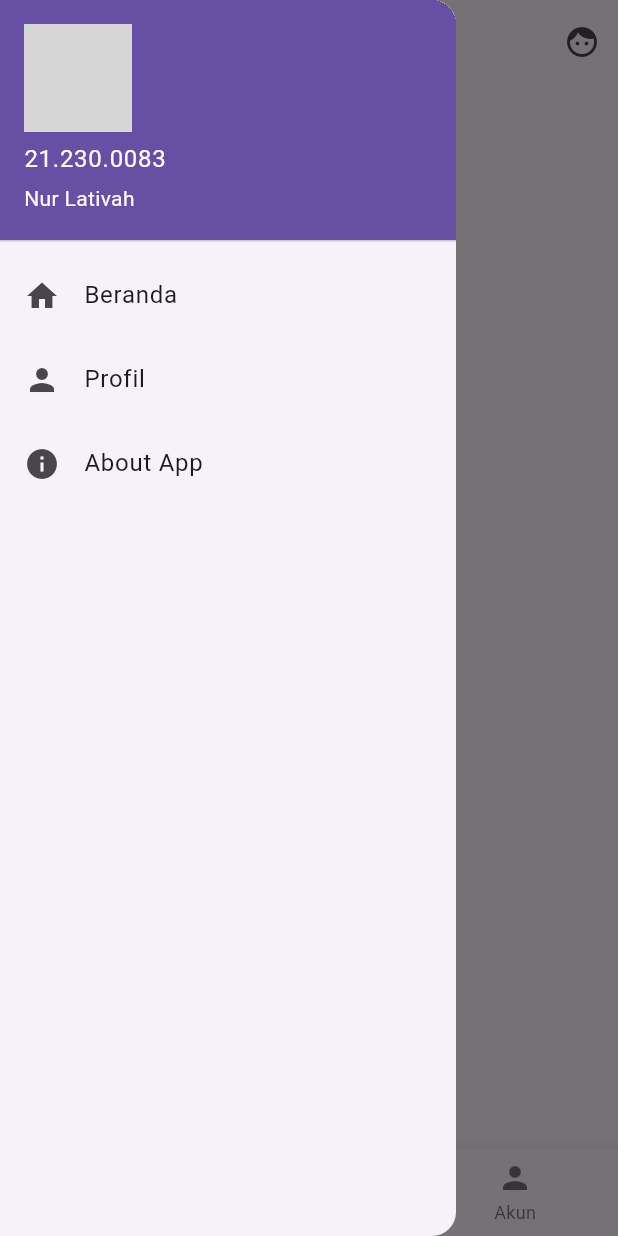
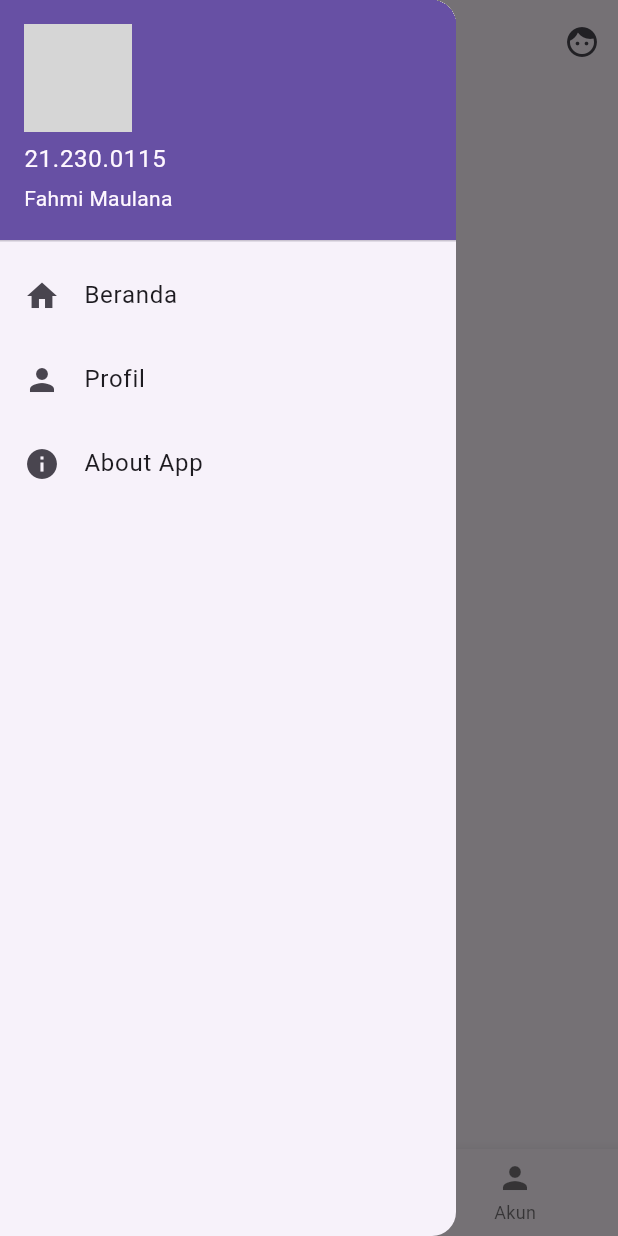
Before and after one commit to fahmimaulana151/aplikasi-flutter-sederhana, a Flutter app: the ExHBNB screen opened directly, with the side drawer open, on a phone screen of 412 x 824 dp. Run offline on Flutter 3.47's test engine with Material 3 defaults, Android fonts, the phone set to English and light mode, and no system bars; our stand-ins replace fluttertoast; grey boxes are pictures that could not be loaded.

Commit message:
menambah file untuk profil dan mengubah program

```diff
--- a/lib/pertemuan10.dart
+++ b/lib/pertemuan10.dart
@@ -305,12 +305,12 @@ class _ExHBNBState extends State<ExHBNB> {
         crossAxisAlignment: CrossAxisAlignment.start,
         children: const [
           Text(
-            'Nama : Nur Lativah',
+            'Nama : Fahmi Maulana',
             style: TextStyle(fontSize: 16.0), // Ukuran font
           ),
           SizedBox(height: 8.0), // Spasi antar baris
           Text(
-            'NIM : 21.230.0083',
+            'NIM : 21.230.0115',
             style: TextStyle(fontSize: 16.0),
           ),
           SizedBox(height: 8.0),
@@ -332,10 +332,10 @@ class _ExHBNBState extends State<ExHBNB> {
             UserAccountsDrawerHeader(
               currentAccountPicture: CircleAvatar(
                 radius: 50.0,
-                backgroundImage: AssetImage('images/latifah.jpeg'),
+                backgroundImage: AssetImage('lib/images/profil.jpeg'),
               ),
-              accountName: Text('21.230.0083'),
-              accountEmail: Text('Nur Lativah'),
+              accountName: Text('21.230.0115'),
+              accountEmail: Text('Fahmi Maulana'),
             ),
             ListTile(
               leading: Icon(Icons.home),
```
Also changed, not shown: lib/images/profil.jpeg (added).
